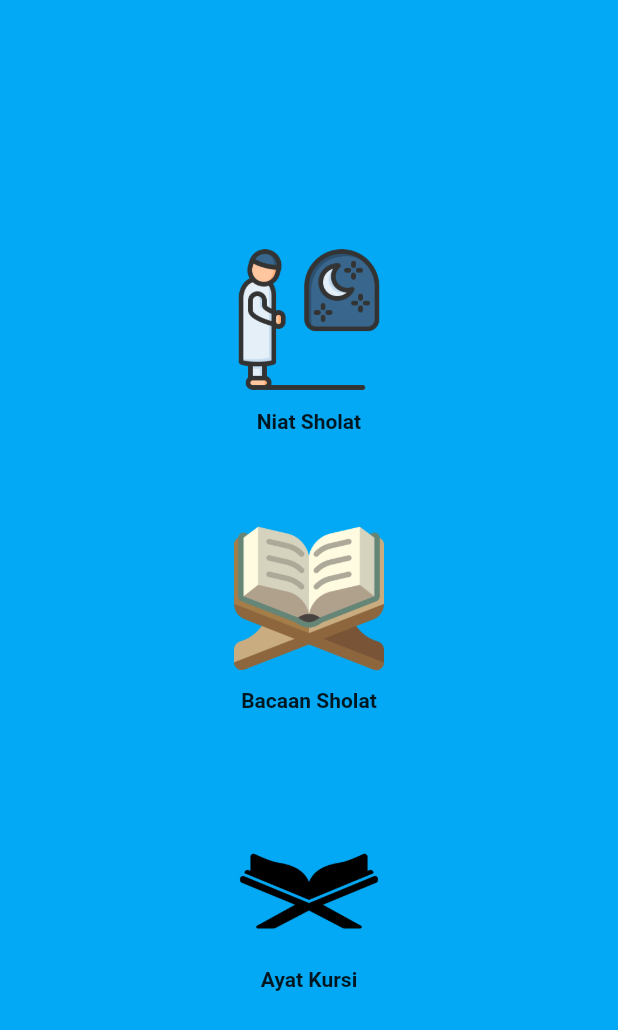
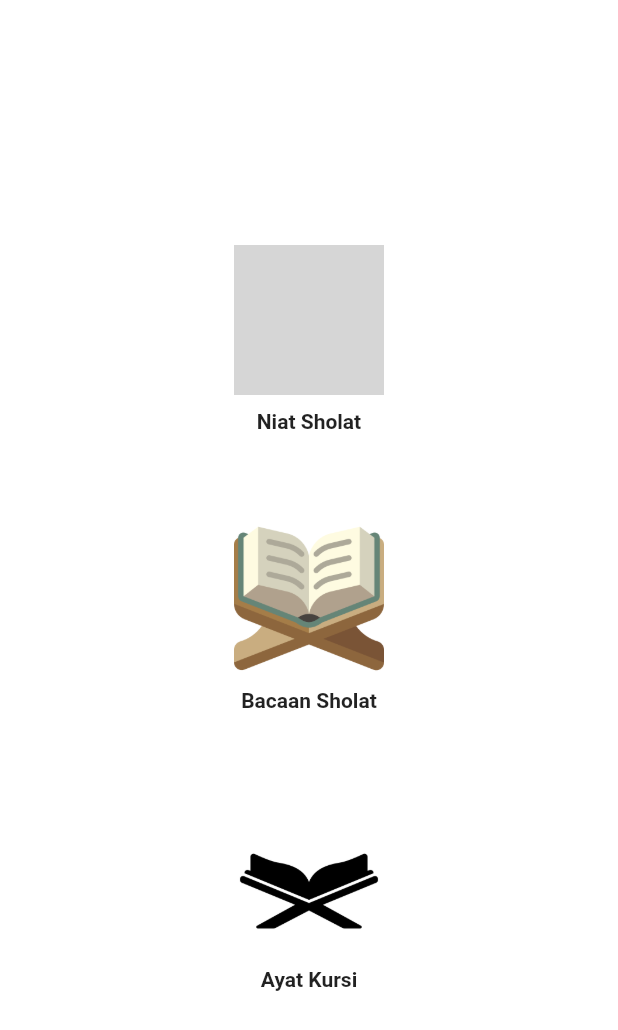
Before and after one commit to alfanayrs12/Bacaan_Sholat, a Flutter app: the screen it shows after launch, on a phone screen of 412 x 824 dp. Shown: the top 1030 px of the screen. Run offline on Flutter 3.47's test engine with Material 2 defaults, Android fonts, the phone set to English and light mode, and no system bars; grey boxes are pictures that could not be loaded.

Commit message:
Update Terbaru Alfanayrs

```diff
--- a/lib/page/main_page.dart
+++ b/lib/page/main_page.dart
@@ -1,3 +1,4 @@
+import 'package:bacaan_sholat/page/niat_sholat_page.dart';
 import 'package:flutter/material.dart';
 
 class MainPage extends StatefulWidget {
@@ -11,7 +12,7 @@ class _MainPageState extends State<MainPage> {
   @override
   Widget build(BuildContext context) {
     return Scaffold(
-      backgroundColor: Colors.lightBlue,
+      backgroundColor: Colors.white,
       body: SafeArea(
         child: Center(
           child: Column(
@@ -23,11 +24,16 @@ class _MainPageState extends State<MainPage> {
                   child: InkWell(
                     highlightColor: Colors.transparent,
                     splashColor: Colors.transparent,
-                    onTap: () {},
+                    onTap: () {
+                      Navigator.push(
+                          context,
+                          MaterialPageRoute(
+                              builder: (context) => NiatSholat()));
+                    },
                     child: Column(
                       children: [
                         Image(
-                          image: AssetImage("assets/images/shalat.png"),
+                          image: AssetImage("assets/images/sholatt.png"),
                           height: 100,
                           width: 100,
                         ),
```
Also changed, not shown: assets/images/bg_doa.png (deleted), assets/images/bg_quran.jpg (deleted), assets/images/bg_shalat.png (deleted), assets/images/ic_bacaan.png (deleted), assets/images/ic_doa.png (deleted), assets/images/ic_niat.png (deleted), assets/images/sholatt.png (added).
